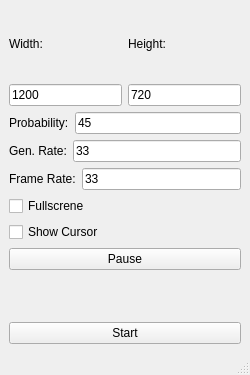
Before: the Qt Designer form mainwindow.ui in mobergmann/white-noise-generator, drawn with Qt 5.
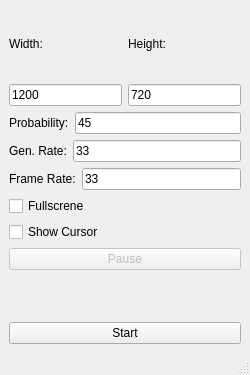
After: the same form once the commit is applied.

```diff
--- a/mainwindow.ui
+++ b/mainwindow.ui
@@ -36,11 +36,14 @@
        <layout class="QVBoxLayout" name="controlls_layout">
         <item>
          <widget class="QPushButton" name="pause_button">
+          <property name="enabled">
+           <bool>false</bool>
+          </property>
           <property name="text">
            <string>Pause</string>
           </property>
           <property name="checkable">
-           <bool>true</bool>
+           <bool>false</bool>
           </property>
           <property name="checked">
            <bool>false</bool>
```
